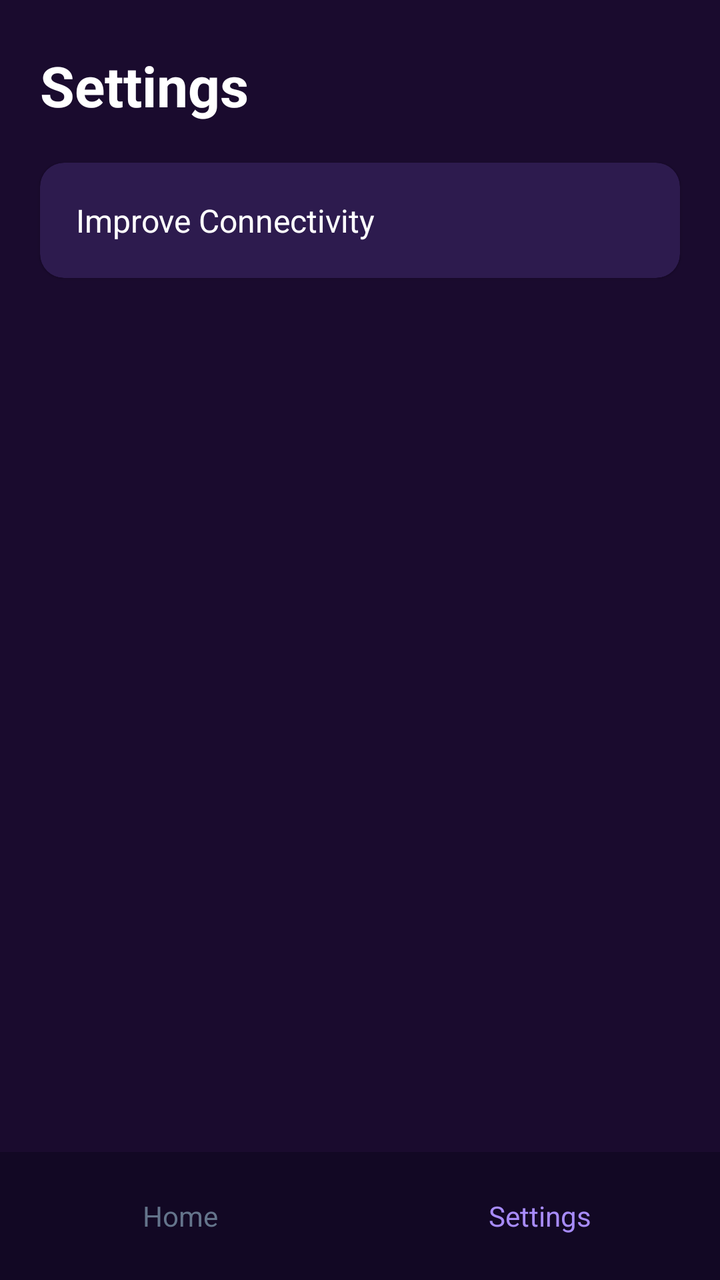
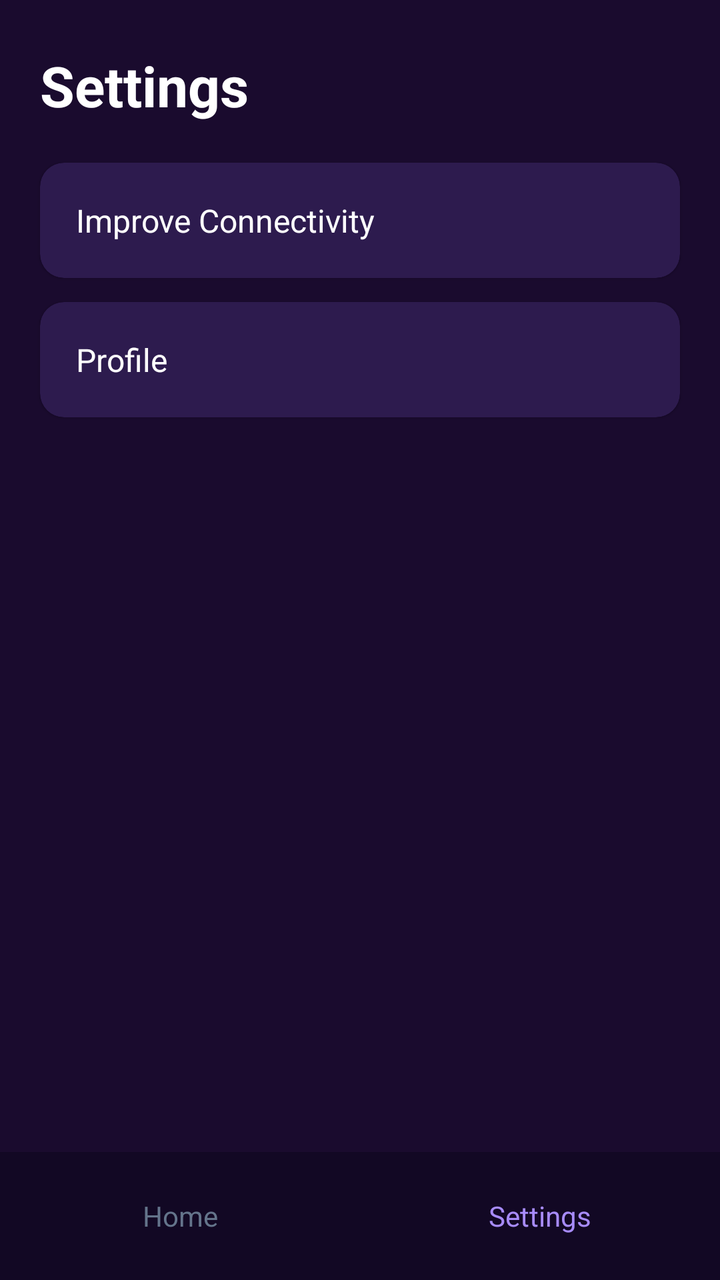

Screens rendered from an Android XML layout before and after an edit, with the pre-edit source and the edit as a unified diff.
<!-- AndroidManifest.xml: application theme Theme.Partypark -->
<!-- res/layout/activity_settings.xml -->
<?xml version="1.0" encoding="utf-8"?>
<androidx.constraintlayout.widget.ConstraintLayout xmlns:android="http://schemas.android.com/apk/res/android"
    xmlns:app="http://schemas.android.com/apk/res-auto"
    android:layout_width="match_parent"
    android:layout_height="match_parent"
    android:background="#1a0b2e">

    <TextView
        android:id="@+id/settings_title"
        android:layout_width="wrap_content"
        android:layout_height="wrap_content"
        android:layout_marginStart="20dp"
        android:layout_marginTop="24dp"
        android:text="Settings"
        android:textColor="#FFFFFF"
        android:textSize="28sp"
        android:textStyle="bold"
        app:layout_constraintStart_toStartOf="parent"
        app:layout_constraintTop_toTopOf="parent" />

    <com.google.android.material.card.MaterialCardView
        android:id="@+id/improve_card"
        android:layout_width="0dp"
        android:layout_height="wrap_content"
        android:layout_margin="20dp"
        app:cardBackgroundColor="#2d1b4e"
        app:cardCornerRadius="12dp"
        app:layout_constraintEnd_toEndOf="parent"
        app:layout_constraintStart_toStartOf="parent"
        app:layout_constraintTop_toBottomOf="@id/settings_title">

        <TextView
            android:id="@+id/improve_connectivity_item"
            android:layout_width="match_parent"
            android:layout_height="wrap_content"
            android:padding="18dp"
            android:text="Improve Connectivity"
            android:textColor="#FFFFFF"
            android:textSize="16sp" />
    </com.google.android.material.card.MaterialCardView>

    <LinearLayout
        android:id="@+id/bottom_nav"
        android:layout_width="0dp"
        android:layout_height="64dp"
        android:background="#120824"
        android:gravity="center"
        android:orientation="horizontal"
        app:layout_constraintBottom_toBottomOf="parent"
        app:layout_constraintEnd_toEndOf="parent"
        app:layout_constraintStart_toStartOf="parent">

        <TextView
            android:id="@+id/nav_home"
            android:layout_width="0dp"
            android:layout_height="match_parent"
            android:layout_weight="1"
            android:gravity="center"
            android:text="Home"
            android:textColor="#64748b"
            android:textSize="14sp" />

        <TextView
            android:id="@+id/nav_settings"
            android:layout_width="0dp"
            android:layout_height="match_parent"
            android:layout_weight="1"
            android:gravity="center"
            android:text="Settings"
            android:textColor="#a78bfa"
            android:textSize="14sp" />
    </LinearLayout>

</androidx.constraintlayout.widget.ConstraintLayout>
<!-- resources referenced by this layout -->
<resources>
  <style name="Theme.Partypark" parent="Theme.MaterialComponents.DayNight.DarkActionBar">
          <item name="colorPrimary">@color/purple_500</item>
          <item name="colorPrimaryVariant">@color/purple_700</item>
          <item name="colorOnPrimary">@color/white</item>
          <item name="colorSecondary">@color/teal_200</item>
          <item name="colorSecondaryVariant">@color/teal_700</item>
          <item name="colorOnSecondary">@color/black</item>
          <item name="android:statusBarColor">?attr/colorPrimaryVariant</item>
      </style>
  <color name="purple_500">#FF6200EE</color>
  <color name="purple_700">#FF3700B3</color>
  <color name="white">#FFFFFFFF</color>
  <color name="teal_200">#FF03DAC5</color>
  <color name="teal_700">#FF018786</color>
  <color name="black">#FF000000</color>
</resources>

<!-- the commit's change to res/layout/activity_settings.xml (unified diff, before → after) -->
@@ -39,6 +39,29 @@
             android:textSize="16sp" />
     </com.google.android.material.card.MaterialCardView>
 
+    <com.google.android.material.card.MaterialCardView
+        android:id="@+id/profile_card"
+        android:layout_width="0dp"
+        android:layout_height="wrap_content"
+        android:layout_marginStart="20dp"
+        android:layout_marginTop="12dp"
+        android:layout_marginEnd="20dp"
+        app:cardBackgroundColor="#2d1b4e"
+        app:cardCornerRadius="12dp"
+        app:layout_constraintEnd_toEndOf="parent"
+        app:layout_constraintStart_toStartOf="parent"
+        app:layout_constraintTop_toBottomOf="@id/improve_card">
+
+        <TextView
+            android:id="@+id/profile_item"
+            android:layout_width="match_parent"
+            android:layout_height="wrap_content"
+            android:padding="18dp"
+            android:text="Profile"
+            android:textColor="#FFFFFF"
+            android:textSize="16sp" />
+    </com.google.android.material.card.MaterialCardView>
+
     <LinearLayout
         android:id="@+id/bottom_nav"
         android:layout_width="0dp"
